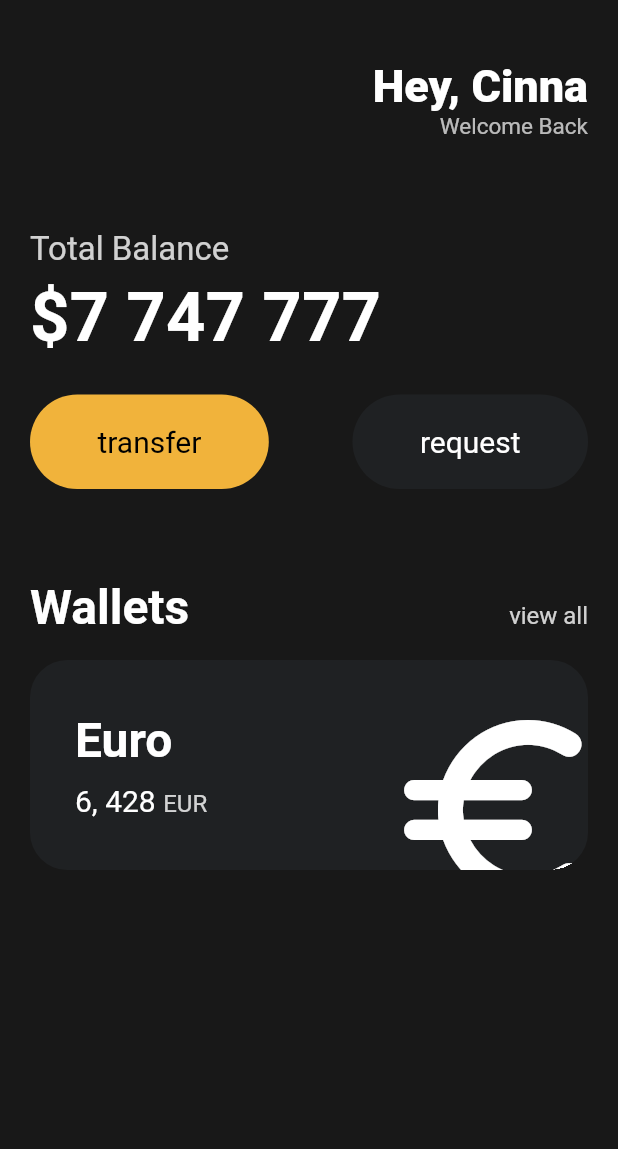
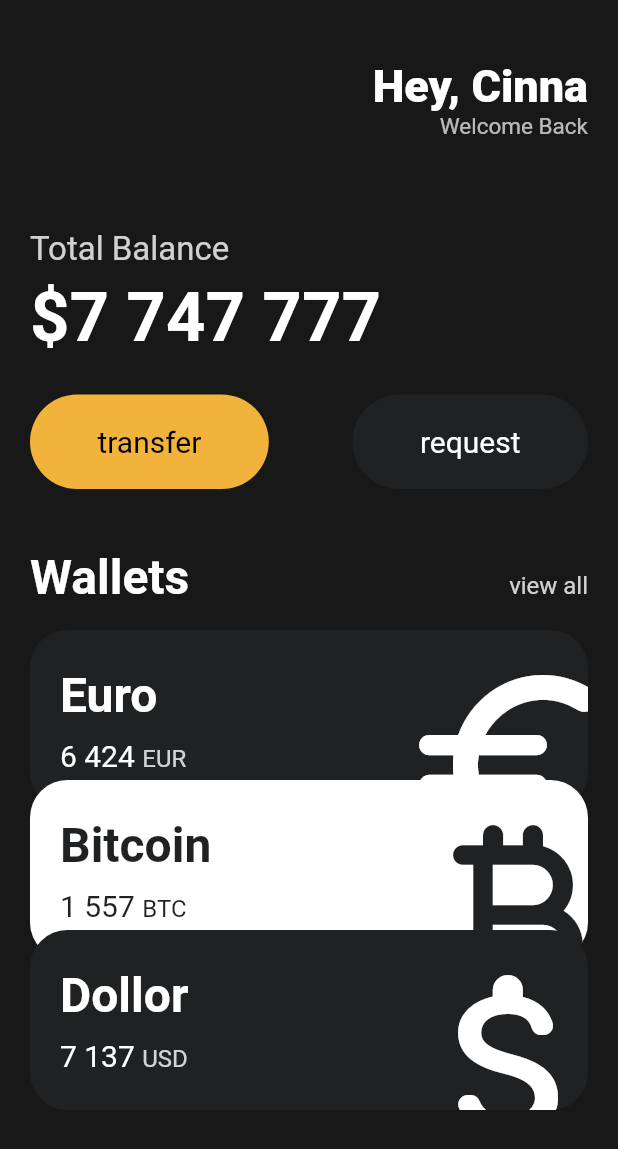
Before and after one commit to mintcoo/flutter-practice, a Flutter app: the screen it shows after launch, on a phone screen of 412 x 824 dp. Shown: the top 1149 px of the screen. Run offline on Flutter 3.47's test engine with Material 2 defaults, Android fonts, the light colour scheme and no system bars.

Commit message:
메인 홈화면 만들기 끝

```diff
--- a/toonflix/lib/main.dart
+++ b/toonflix/lib/main.dart
@@ -1,5 +1,6 @@
 import 'package:flutter/material.dart';
 import 'package:toonflix/widgets/button.dart';
+import 'package:toonflix/widgets/curreny_card.dart';
 
 void main() {
   runApp(const App());
@@ -82,7 +83,7 @@ class App extends StatelessWidget {
                 ],
               ),
               const SizedBox(
-                height: 60,
+                height: 40,
               ),
               SizedBox(
                 height: 34,
@@ -112,68 +113,31 @@ class App extends StatelessWidget {
               const SizedBox(
                 height: 20,
               ),
-              Container(
-                clipBehavior: Clip.hardEdge,
-                decoration: BoxDecoration(
-                  borderRadius: BorderRadius.circular(25),
-                  color: const Color(0xFF1F2123),
+              const CurrencyCard(
+                name: "Euro",
+                amount: "6 424",
+                code: "EUR",
+                icon: Icons.euro_rounded,
+                isInverted: false,
+              ),
+              Transform.translate(
+                offset: const Offset(0, -20),
+                child: const CurrencyCard(
+                  name: "Bitcoin",
+                  amount: "1 557",
+                  code: "BTC",
+                  icon: Icons.currency_bitcoin_rounded,
+                  isInverted: true,
                 ),
-                child: Padding(
-                  padding: const EdgeInsets.all(30),
-                  child: Row(
-                    mainAxisAlignment: MainAxisAlignment.spaceBetween,
-                    children: [
-                      Column(
-                        crossAxisAlignment: CrossAxisAlignment.start,
-                        children: [
-                          const Text(
-                            "Euro",
-                            style: TextStyle(
-                              color: Colors.white,
-                              fontSize: 32,
-                              fontWeight: FontWeight.w600,
-                            ),
-                          ),
-                          const SizedBox(
-                            height: 10,
-                          ),
-                          Row(
-                            crossAxisAlignment: CrossAxisAlignment.end,
-                            children: [
-                              const Text(
-                                "6, 428",
-                                style: TextStyle(
-                                  color: Colors.white,
-                                  fontSize: 20,
-                                ),
-                              ),
-                              const SizedBox(
-                                width: 5,
-                              ),
-                              Text(
-                                "EUR",
-                                style: TextStyle(
-                                  color: Colors.white.withOpacity(0.8),
-                                  fontSize: 16,
-                                ),
-                              ),
-                            ],
-                          )
-                        ],
-                      ),
-                      Transform.scale(
-                        scale: 2,
-                        child: Transform.translate(
-                          offset: const Offset(5, 15),
-                          child: const Icon(
-                            Icons.euro_rounded,
-                            color: Colors.white,
-                            size: 80,
-                          ),
-                        ),
-                      )
-                    ],
-                  ),
+              ),
+              Transform.translate(
+                offset: const Offset(0, -40),
+                child: const CurrencyCard(
+                  name: "Dollor",
+                  amount: "7 137",
+                  code: "USD",
+                  icon: Icons.attach_money_rounded,
+                  isInverted: false,
                 ),
               ),
             ],
--- /dev/null
+++ b/toonflix/lib/widgets/curreny_card.dart
@@ -0,0 +1,89 @@
+import 'package:flutter/material.dart';
+
+class CurrencyCard extends StatelessWidget {
+  final String name, amount, code;
+  final IconData icon; // 타입은 아래서 마우스 올려보면 나옴
+  final bool isInverted; // 색상 반전을 위한것
+
+  final blackColor = const Color(0xFF1F2123);
+
+  const CurrencyCard({
+    super.key,
+    required this.name,
+    required this.amount,
+    required this.code,
+    required this.icon,
+    required this.isInverted,
+  }); // 자동완성으로 만듬 생성자
+
+  @override
+  Widget build(BuildContext context) {
+    return Container(
+      clipBehavior: Clip.hardEdge,
+      decoration: BoxDecoration(
+        borderRadius: BorderRadius.circular(25),
+        color: isInverted ? Colors.white : blackColor,
+      ),
+      child: Padding(
+        padding: const EdgeInsets.all(20),
+        child: Row(
+          mainAxisAlignment: MainAxisAlignment.spaceBetween,
+          children: [
+            Column(
+              crossAxisAlignment: CrossAxisAlignment.start,
+              children: [
+                Text(
+                  name,
+                  style: TextStyle(
+                    color: isInverted ? const Color(0xFF1F2123) : Colors.white,
+                    fontSize: 32,
+                    fontWeight: FontWeight.w600,
+                  ),
+                ),
+                const SizedBox(
+                  height: 10,
+                ),
+                Row(
+                  crossAxisAlignment: CrossAxisAlignment.end,
+                  children: [
+                    Text(
+                      amount,
+                      style: TextStyle(
+                        color:
+                            isInverted ? const Color(0xFF1F2123) : Colors.white,
+                        fontSize: 20,
+                      ),
+                    ),
+                    const SizedBox(
+                      width: 5,
+                    ),
+                    Text(
+                      code,
+                      style: TextStyle(
+                        color: isInverted
+                            ? const Color(0xFF1F2123)
+                            : Colors.white.withOpacity(0.8),
+                        fontSize: 16,
+                      ),
+                    ),
+                  ],
+                )
+              ],
+            ),
+            Transform.scale(
+              scale: 2,
+              child: Transform.translate(
+                offset: const Offset(5, 15),
+                child: Icon(
+                  icon,
+                  color: isInverted ? const Color(0xFF1F2123) : Colors.white,
+                  size: 80,
+                ),
+              ),
+            )
+          ],
+        ),
+      ),
+    );
+  }
+}
```
Also changed, not shown: assets/image-20231117140439365.png (added), 1 other file.
